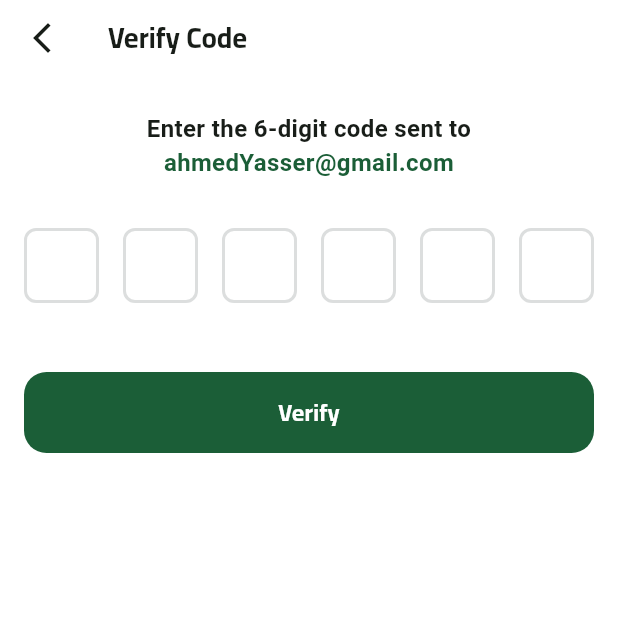
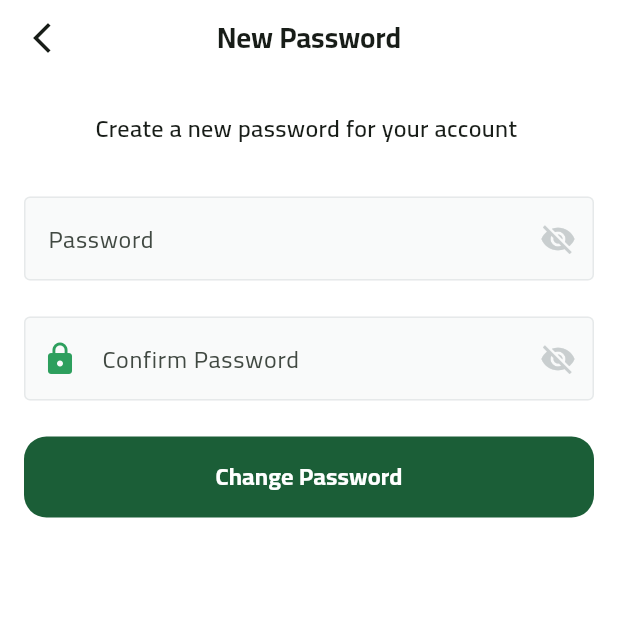
Before and after one commit to AhmedYasserww/Adlly-App, a Flutter app: the VerifyCodeView screen opened by its route, after a tap on "Verify", on a phone screen of 412 x 824 dp, the top half of it. Run offline on Flutter 3.47's test engine with Material 3 defaults, Android fonts, the phone set to English and light mode, and no system bars; drawn by our look-alikes of pin_code_fields; our stand-ins replace bloc, flutter_svg, modal_progress_hud_nsn, shared_preferences; accounts and stored records are empty.

Commit message:
finish new password view done

```diff
--- a/lib/core/helper_functions/on_generate_routes.dart
+++ b/lib/core/helper_functions/on_generate_routes.dart
@@ -1,5 +1,6 @@
 
 import 'package:adlly_app/features/auth/presentation/views/forget_password_view.dart';
+import 'package:adlly_app/features/auth/presentation/views/new_password_view.dart';
 import 'package:adlly_app/features/auth/presentation/views/sign_in_view.dart';
 import 'package:adlly_app/features/auth/presentation/views/sign_up_view.dart';
 import 'package:adlly_app/features/auth/presentation/views/verify_code_view.dart';
@@ -15,6 +16,8 @@ Route<dynamic> onGenerateRoutes(RouteSettings settings) {
       return MaterialPageRoute(builder: (context) => const ForgetPasswordView());
       case VerifyCodeView.routeName:
       return MaterialPageRoute(builder: (context) => const VerifyCodeView());
+      case NewPasswordView.routeName:
+      return MaterialPageRoute(builder: (context) => const NewPasswordView());
     default:
       return MaterialPageRoute(builder: (context) => const Scaffold());
   }
--- a/lib/core/utils/app_images.dart
+++ b/lib/core/utils/app_images.dart
@@ -25,6 +25,7 @@ class AppImages {
   static const String cartIconSelected = 'assets/images/cart_icon_selected.svg';
   static const String productsIconSelected = 'assets/images/products_icon_selected.svg';
   static const String productsIcon = 'assets/images/products_icon.svg';
+  static const String successIcon = 'assets/images/successIcon.svg';
 
 
 }
--- a/lib/core/widgets/custom_app_bar.dart
+++ b/lib/core/widgets/custom_app_bar.dart
@@ -7,6 +7,7 @@ class CustomAppBar extends StatelessWidget implements PreferredSizeWidget {
   @override
   Widget build(BuildContext context) {
     return AppBar(
+      centerTitle: true,
       automaticallyImplyLeading:automaticallyImplyLeading ,
       backgroundColor: Colors.white,
 
--- /dev/null
+++ b/lib/features/auth/presentation/views/new_password_view.dart
@@ -0,0 +1,15 @@
+import 'package:adlly_app/core/widgets/custom_app_bar.dart';
+import 'package:adlly_app/features/auth/presentation/views/widgets/new_password_view_body.dart';
+import 'package:flutter/material.dart';
+class NewPasswordView extends StatelessWidget {
+  const NewPasswordView({super.key});
+  static const routeName = 'NewPasswordView';
+
+  @override
+  Widget build(BuildContext context) {
+    return const  Scaffold(
+      appBar:CustomAppBar(title: "New Password",) ,
+      body: NewPasswordViewBody(),
+    );
+  }
+}
--- /dev/null
+++ b/lib/features/auth/presentation/views/widgets/new_password_view_body.dart
@@ -0,0 +1,68 @@
+import 'package:adlly_app/core/widgets/custom_button.dart';
+import 'package:adlly_app/core/widgets/show_success_dialog.dart';
+import 'package:adlly_app/features/auth/presentation/views/widgets/confirm_password_field.dart';
+import 'package:adlly_app/features/auth/presentation/views/widgets/custom_password_text_field.dart';
+import 'package:flutter/material.dart';
+import '../../../../../core/utils/app_text_styles.dart';
+class NewPasswordViewBody extends StatefulWidget {
+  const NewPasswordViewBody({super.key});
+
+  @override
+  State<NewPasswordViewBody> createState() => _NewPasswordViewBodyState();
+}
+
+class _NewPasswordViewBodyState extends State<NewPasswordViewBody> {
+  late TextEditingController passwordController;
+  late TextEditingController confirmPasswordController;
+  bool passwordVisible = true;
+  bool confirmPasswordVisible = true;
+
+  void togglePasswordVisibility() => setState(() => passwordVisible = !passwordVisible);
+  void toggleConfirmPasswordVisibility() => setState(() => confirmPasswordVisible = !confirmPasswordVisible);
+
+  @override
+  void initState() {
+    passwordController = TextEditingController();
+    confirmPasswordController = TextEditingController();
+    super.initState();
+  }
+  @override
+  void dispose() {
+    passwordController.dispose();
+    confirmPasswordController.dispose();
+    super.dispose();
+
+  }
+  @override
+  Widget build(BuildContext context) {
+    return Padding(
+      padding: const EdgeInsets.symmetric(horizontal: 16),
+      child: SingleChildScrollView(
+        child:  Column(
+          children: [
+            const SizedBox(
+              height: 24,
+            ),
+        const Text("Create a new password for your account ",style: AppTextStyles.semiBold16,),
+            const SizedBox(height: 34,),
+            PasswordField(passwordController: passwordController,
+                visible: passwordVisible,
+                toggleVisibility: togglePasswordVisibility),
+            const SizedBox(height: 24,),
+            ConfirmPasswordField(passwordController: passwordController,
+                confirmPasswordController: confirmPasswordController,
+                visible: confirmPasswordVisible,
+                toggleVisibility: toggleConfirmPasswordVisibility
+                ),
+        const SizedBox(height: 24,),
+            CustomButton(text: "Change Password",onPressed: (){
+              showSuccessDialog(context);
+            },)
+          ],
+        ),
+      ),
+    );
+  }
+
+
+}
--- a/lib/features/auth/presentation/views/widgets/verify_code_view_body.dart
+++ b/lib/features/auth/presentation/views/widgets/verify_code_view_body.dart
@@ -2,6 +2,7 @@ import 'dart:developer';
 
 import 'package:adlly_app/core/utils/app_color.dart';
 import 'package:adlly_app/core/widgets/custom_button.dart';
+import 'package:adlly_app/features/auth/presentation/views/new_password_view.dart';
 import 'package:flutter/material.dart';
 import 'package:pin_code_fields/pin_code_fields.dart';
 
@@ -64,7 +65,9 @@ class VerifyCodeViewBody extends StatelessWidget {
             },
           ),
           const SizedBox(height: 30,),
-          CustomButton(text: "Verify",onPressed: (){},),
+          CustomButton(text: "Verify",onPressed: (){
+      Navigator.of(context).pushNamed(NewPasswordView.routeName);
+          },),
         ],
       ),
     );
```
Also changed, not shown: lib/core/widgets/show_success_dialog.dart (added, +35 -0 lines), lib/features/auth/presentation/views/widgets/sign_up_view_body.dart (+15 -7 lines), assets/images/successIcon.svg (added).
